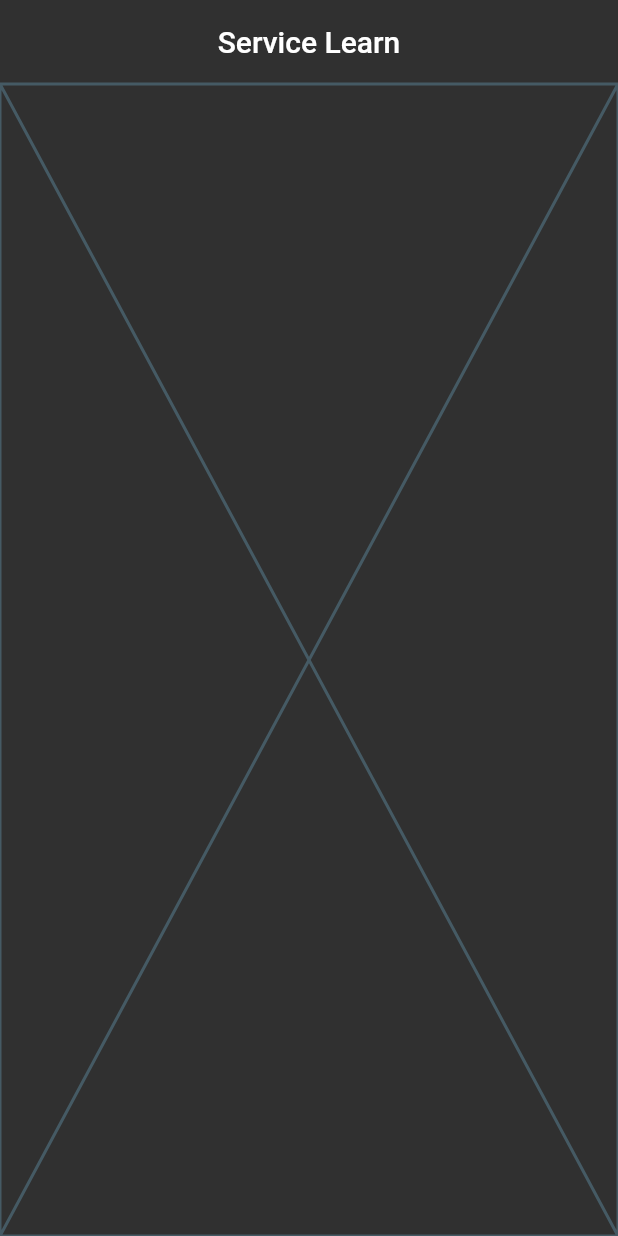
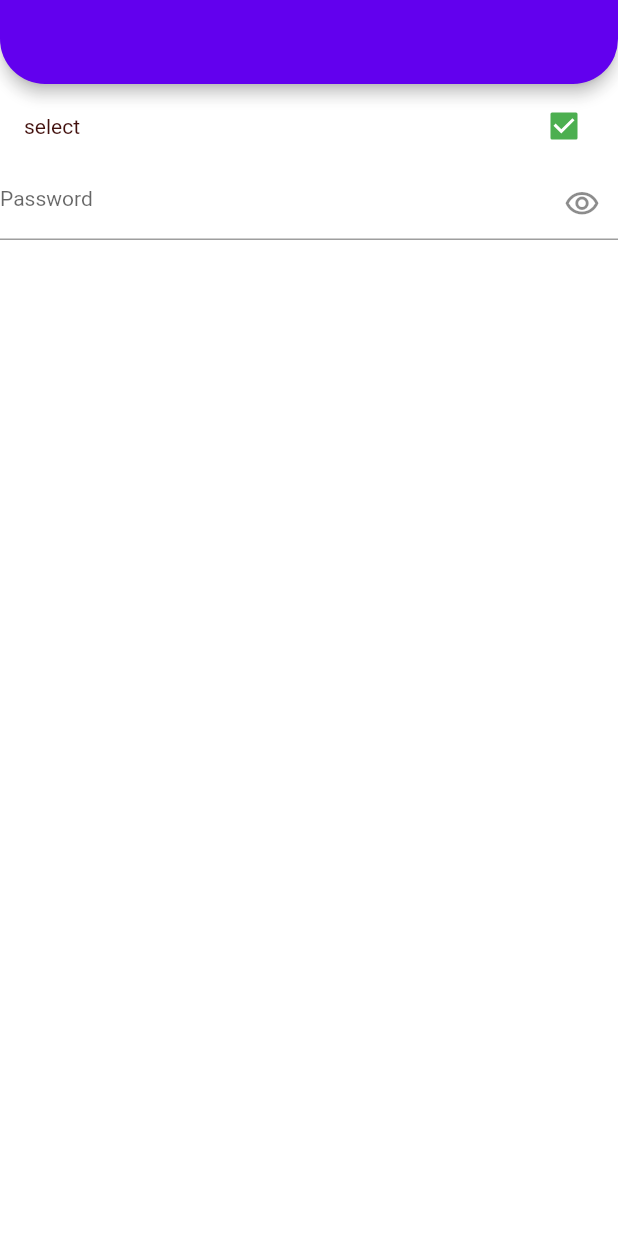
Before and after one commit to tahaturan/flutter_full_learn_vb, a Flutter app: the screen it shows after launch, on a phone screen of 412 x 824 dp. Run offline on Flutter 3.47's test engine with Material 2 defaults, Android fonts, the phone set to English and light mode, and no system bars; our stand-ins replace dio; missing offline and left inert: dart:ffi.

Commit message:
theme & ozel textfield

```diff
--- a/lib/202/service/service_learn_view.dart
+++ b/lib/202/service/service_learn_view.dart
@@ -81,6 +81,10 @@ class _ServiceLearnState extends State<ServiceLearn> {
                 return PostCard(model: _items?[index]);
               },
             ),
+      floatingActionButton: FloatingActionButton(
+        backgroundColor: Theme.of(context).buttonTheme.colorScheme?.onPrimary,
+        onPressed: () {},
+      ),
     );
   }
 }
--- /dev/null
+++ b/lib/202/theme/light_theme.dart
@@ -0,0 +1,24 @@
+import 'package:flutter/material.dart';
+
+class LightTheme {
+  final _LightColor _lightColor = _LightColor();
+  late ThemeData theme;
+
+  LightTheme() {
+    theme = ThemeData(
+      floatingActionButtonTheme: const FloatingActionButtonThemeData(backgroundColor: Colors.green),
+      textTheme: ThemeData.light().textTheme.copyWith(subtitle1: TextStyle(fontSize: 14, color: _lightColor.textColor)),
+      buttonTheme: ButtonThemeData(colorScheme: ColorScheme.light(onPrimary: _lightColor.greenLaceweek)),
+      colorScheme: const ColorScheme.light(),
+      checkboxTheme: const CheckboxThemeData(side: BorderSide(), fillColor: MaterialStatePropertyAll(Colors.green)),
+      scaffoldBackgroundColor: Colors.white70.withOpacity(0.9),
+      appBarTheme: const AppBarTheme(
+          shape: RoundedRectangleBorder(borderRadius: BorderRadius.vertical(bottom: Radius.circular(30)))),
+    );
+  }
+}
+
+class _LightColor {
+  final Color textColor = const Color.fromARGB(255, 66, 16, 13);
+  final Color greenLaceweek = const Color.fromARGB(141, 211, 115, 1);
+}
--- /dev/null
+++ b/lib/202/theme_learn_view.dart
@@ -0,0 +1,28 @@
+import 'package:flutter/material.dart';
+import 'package:flutter_full_learn_vb/demos/password_text_field.dart';
+
+class ThemeLearnView extends StatefulWidget {
+  const ThemeLearnView({super.key});
+
+  @override
+  State<ThemeLearnView> createState() => _ThemeLearnViewState();
+}
+
+class _ThemeLearnViewState extends State<ThemeLearnView> {
+  @override
+  Widget build(BuildContext context) {
+    return Scaffold(
+      appBar: AppBar(),
+      body: Column(
+        children: [
+          CheckboxListTile(
+            value: true,
+            onChanged: (value) {},
+            title: const Text("select"),
+          ),
+          const PasswordTextField(),
+        ],
+      ),
+    );
+  }
+}
--- /dev/null
+++ b/lib/202/widget_size_enum_learn_view.dart
@@ -0,0 +1,36 @@
+import 'package:flutter/material.dart';
+
+class WidgetSizeEnumLearnView extends StatefulWidget {
+  const WidgetSizeEnumLearnView({super.key});
+
+  @override
+  State<WidgetSizeEnumLearnView> createState() => _WidgetSizeEnumLearnViewState();
+}
+
+class _WidgetSizeEnumLearnViewState extends State<WidgetSizeEnumLearnView> {
+  @override
+  Widget build(BuildContext context) {
+    return Scaffold(
+      appBar: AppBar(),
+      body: Card(
+        child: Container(
+          height: WidgetSizes.normalCardHeight.value(),
+          color: Colors.green,
+        ),
+      ),
+    );
+  }
+}
+
+enum WidgetSizes { normalCardHeight, circleProfileWidth }
+
+extension WidgetSizeExtension on WidgetSizes {
+  double value() {
+    switch (this) {
+      case WidgetSizes.normalCardHeight:
+        return 30.0;
+      case WidgetSizes.circleProfileWidth:
+        return 25.0;
+    }
+  }
+}
--- /dev/null
+++ b/lib/demos/password_text_field.dart
@@ -0,0 +1,52 @@
+import 'package:flutter/material.dart';
+
+class PasswordTextField extends StatefulWidget {
+  const PasswordTextField({super.key, this.controller});
+
+  final TextEditingController? controller;
+
+  @override
+  State<PasswordTextField> createState() => _PasswordTextFieldState();
+}
+
+class _PasswordTextFieldState extends State<PasswordTextField> {
+  final String _obscureText = "#";
+  bool isShowPassword = true;
+
+  final int _durationSeccont = 2;
+
+  void _showPassword() {
+    setState(() {
+      isShowPassword = !isShowPassword;
+    });
+  }
+
+  @override
+  Widget build(BuildContext context) {
+    return TextField(
+      controller: widget.controller,
+      autofillHints: const [AutofillHints.password],
+      keyboardType: TextInputType.visiblePassword,
+      obscureText: isShowPassword,
+      obscuringCharacter: _obscureText,
+      decoration: InputDecoration(
+        border: const UnderlineInputBorder(),
+        hintText: "Password",
+        suffixIcon: _onVisibilityIcon(),
+      ),
+    );
+  }
+
+  IconButton _onVisibilityIcon() {
+    return IconButton(
+      onPressed: _showPassword,
+      icon: AnimatedCrossFade(
+        firstChild: const Icon(Icons.visibility_outlined),
+        secondChild: const Icon(Icons.visibility_off_outlined),
+        crossFadeState: isShowPassword ? CrossFadeState.showFirst : CrossFadeState.showSecond,
+        duration: Duration(seconds: _durationSeccont),
+      ),
+      // icon: Icon(isShowPassword ? Icons.visibility : Icons.visibility_off),
+    );
+  }
+}
--- a/lib/main.dart
+++ b/lib/main.dart
@@ -1,7 +1,7 @@
 import 'package:flutter/material.dart';
-import 'package:flutter/services.dart';
+import 'package:flutter_full_learn_vb/202/theme/light_theme.dart';
 
-import '202/service/service_learn_view.dart';
+import '202/theme_learn_view.dart';
 
 void main() {
   runApp(const MyApp());
@@ -16,29 +16,33 @@ class MyApp extends StatelessWidget {
     return MaterialApp(
       title: 'Flutter Demo',
       debugShowCheckedModeBanner: false,
-      theme: ThemeData.dark().copyWith(
-          appBarTheme: const AppBarTheme(
-            centerTitle: true,
-            backgroundColor: Colors.transparent,
-            elevation: 0,
-            systemOverlayStyle: SystemUiOverlayStyle.light,
-          ),
-          cardTheme: CardTheme(
-            shape: RoundedRectangleBorder(borderRadius: BorderRadius.circular(30)),
-          ),
-          progressIndicatorTheme: const ProgressIndicatorThemeData(
-            color: Colors.white,
-            circularTrackColor: Colors.red,
-          ),
-          tabBarTheme: const TabBarTheme(
-            labelColor: Colors.white,
-            indicatorSize: TabBarIndicatorSize.label,
-          ),
-          bottomAppBarTheme: BottomAppBarTheme(
-            shape: const CircularNotchedRectangle(),
-            color: Colors.lightBlue[700],
-          )),
-      home: const ServiceLearn(),
+      theme: LightTheme().theme,
+
+      // * ********************************
+      // ThemeData.dark().copyWith(
+      //     appBarTheme: const AppBarTheme(
+      //       centerTitle: true,
+      //       backgroundColor: Colors.transparent,
+      //       elevation: 0,
+      //       systemOverlayStyle: SystemUiOverlayStyle.light,
+      //     ),
+      //     cardTheme: CardTheme(
+      //       shape: RoundedRectangleBorder(borderRadius: BorderRadius.circular(30)),
+      //     ),
+      //     progressIndicatorTheme: const ProgressIndicatorThemeData(
+      //       color: Colors.white,
+      //       circularTrackColor: Colors.red,
+      //     ),
+      //     tabBarTheme: const TabBarTheme(
+      //       labelColor: Colors.white,
+      //       indicatorSize: TabBarIndicatorSize.label,
+      //     ),
+      //     bottomAppBarTheme: BottomAppBarTheme(
+      //       shape: const CircularNotchedRectangle(),
+      //       color: Colors.lightBlue[700],
+      //     )),
+      // * ******************
+      home: const ThemeLearnView(),
     );
   }
 }
```
